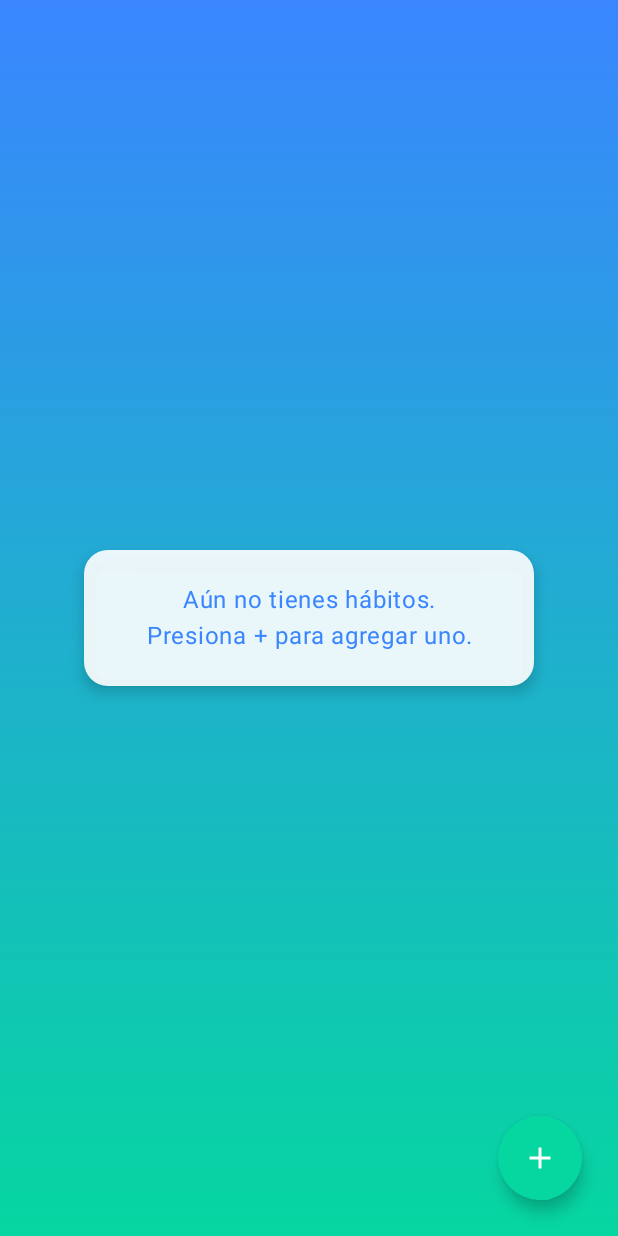
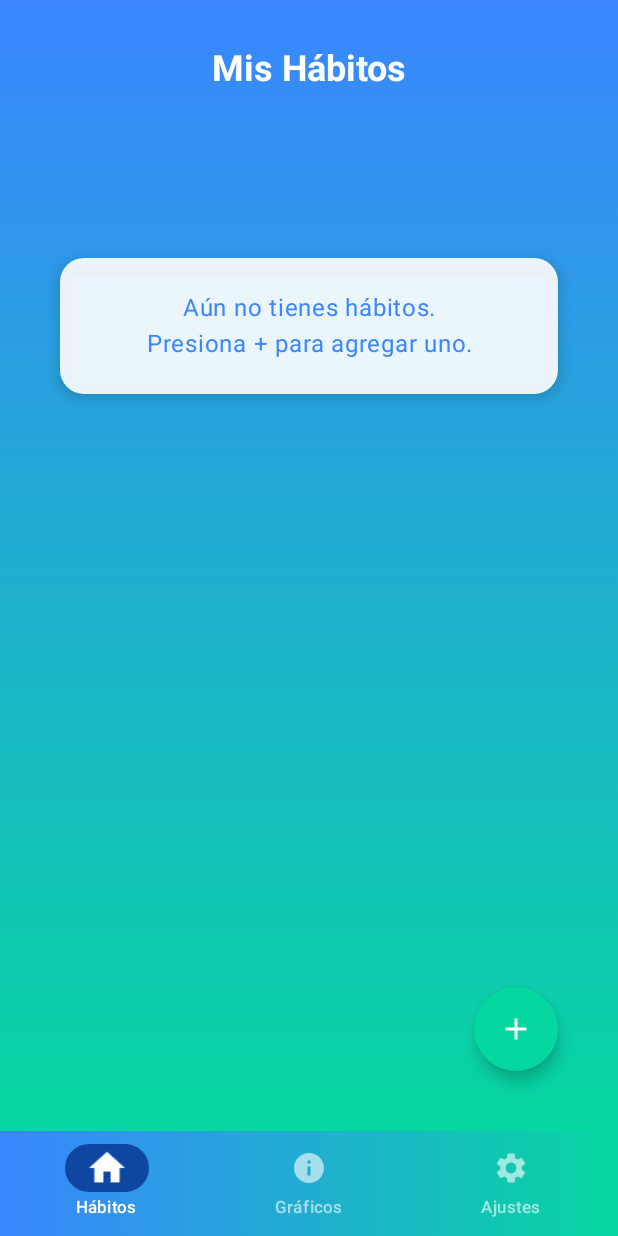
Before and after one commit to CarlosEduardoArcos/FitMind, an Android app built with Jetpack Compose: the screen it shows after launch (MainActivity), after a tap on "Entrar como invitado", on a phone screen of 412 x 824 dp. Run offline under Robolectric (Android 15) with nearby library versions, the phone set to English and light mode, and no system bars; 2 other taps on this screen came first.

Commit message:
Barra inferFITMIND FINAL: MODO OSCURO MANUAL + INTERFAZ FITNESS UNIFICADAior actualizada

```diff
--- a/app/src/main/java/com/example/fitmind/App.kt
+++ b/app/src/main/java/com/example/fitmind/App.kt
@@ -2,14 +2,23 @@ package com.example.fitmind
 
 import androidx.compose.material3.MaterialTheme
 import androidx.compose.material3.Surface
-import androidx.compose.runtime.Composable
+import androidx.compose.runtime.*
+import androidx.compose.runtime.saveable.rememberSaveable
+import androidx.navigation.compose.rememberNavController
 import com.example.fitmind.ui.theme.FitMindTheme
 
 @Composable
 fun App() {
-    FitMindTheme {
+    var darkTheme by rememberSaveable { mutableStateOf(false) }
+    val navController = rememberNavController()
+
+    FitMindTheme(darkTheme = darkTheme) {
         Surface(color = MaterialTheme.colorScheme.background) {
-            AppNavigation()
+            AppNavigation(
+                navController = navController,
+                darkTheme = darkTheme,
+                onToggleTheme = { darkTheme = !darkTheme }
+            )
         }
     }
 }
--- a/app/src/main/java/com/example/fitmind/MainActivity.kt
+++ b/app/src/main/java/com/example/fitmind/MainActivity.kt
@@ -3,10 +3,25 @@ package com.example.fitmind
 import android.os.Bundle
 import androidx.activity.ComponentActivity
 import androidx.activity.compose.setContent
+import androidx.compose.runtime.*
+import androidx.compose.runtime.saveable.rememberSaveable
+import androidx.navigation.compose.rememberNavController
+import com.example.fitmind.ui.theme.FitMindTheme
 
 class MainActivity : ComponentActivity() {
     override fun onCreate(savedInstanceState: Bundle?) {
         super.onCreate(savedInstanceState)
-        setContent { App() }
+        setContent {
+            var darkTheme by rememberSaveable { mutableStateOf(false) }
+            val navController = rememberNavController()
+
+            FitMindTheme(darkTheme = darkTheme) {
+                AppNavigation(
+                    navController = navController,
+                    darkTheme = darkTheme,
+                    onToggleTheme = { darkTheme = !darkTheme }
+                )
+            }
+        }
     }
 }
--- a/app/src/main/java/com/example/fitmind/Navigation.kt
+++ b/app/src/main/java/com/example/fitmind/Navigation.kt
@@ -1,11 +1,18 @@
 package com.example.fitmind
 
+import androidx.compose.foundation.layout.Box
+import androidx.compose.foundation.layout.fillMaxSize
+import androidx.compose.foundation.layout.padding
+import androidx.compose.material3.Scaffold
 import androidx.compose.runtime.Composable
+import androidx.compose.runtime.getValue
 import androidx.lifecycle.viewmodel.compose.viewModel
 import androidx.navigation.NavHostController
 import androidx.navigation.compose.NavHost
 import androidx.navigation.compose.composable
+import androidx.navigation.compose.currentBackStackEntryAsState
 import androidx.navigation.compose.rememberNavController
+import com.example.fitmind.ui.components.BottomNavigationBar
 import com.example.fitmind.ui.screens.AddHabitScreen
 import com.example.fitmind.ui.screens.DashboardsScreen
 import com.example.fitmind.ui.screens.HomeScreen
@@ -16,16 +23,35 @@ import com.example.fitmind.viewmodel.ChartViewModel
 import com.example.fitmind.viewmodel.HabitViewModel
 
 @Composable
-fun AppNavigation(navController: NavHostController = rememberNavController()) {
+fun AppNavigation(
+    navController: NavHostController = rememberNavController(),
+    darkTheme: Boolean,
+    onToggleTheme: () -> Unit
+) {
+    val backStackEntry by navController.currentBackStackEntryAsState()
+    val currentRoute = backStackEntry?.destination?.route
+
+    val showBottomBar = currentRoute !in listOf("splash", "login")
+
+    Scaffold(
+        bottomBar = {
+            if (showBottomBar) {
+                BottomNavigationBar(navController)
+            }
+        }
+    ) { innerPadding ->
+        Box(modifier = androidx.compose.ui.Modifier.padding(innerPadding)) {
             NavHost(
                 navController = navController,
                 startDestination = "splash"
             ) {
                 composable("splash") { SplashScreen(navController) }
-        composable("login") { LoginScreen(navController) }
+                composable("login") { LoginScreen(navController, darkTheme, onToggleTheme) }
                 composable("home") { HomeScreen(navController, viewModel<HabitViewModel>()) }
                 composable("addHabit") { AddHabitScreen(navController, viewModel<HabitViewModel>()) }
                 composable("dashboards") { DashboardsScreen(navController, viewModel<ChartViewModel>()) }
                 composable("settings") { SettingsScreen(navController) }
             }
         }
+    }
+}
--- a/app/src/main/java/com/example/fitmind/ui/screens/AddHabitScreen.kt
+++ b/app/src/main/java/com/example/fitmind/ui/screens/AddHabitScreen.kt
@@ -1,12 +1,18 @@
 package com.example.fitmind.ui.screens
 
 import android.widget.Toast
+import androidx.compose.foundation.background
 import androidx.compose.foundation.layout.Arrangement
+import androidx.compose.foundation.layout.Box
 import androidx.compose.foundation.layout.Column
 import androidx.compose.foundation.layout.fillMaxSize
 import androidx.compose.foundation.layout.fillMaxWidth
 import androidx.compose.foundation.layout.padding
+import androidx.compose.foundation.shape.RoundedCornerShape
 import androidx.compose.material3.Button
+import androidx.compose.material3.ButtonDefaults
+import androidx.compose.material3.Card
+import androidx.compose.material3.CardDefaults
 import androidx.compose.material3.MaterialTheme
 import androidx.compose.material3.OutlinedTextField
 import androidx.compose.material3.Text
@@ -15,8 +21,12 @@ import androidx.compose.runtime.getValue
 import androidx.compose.runtime.mutableStateOf
 import androidx.compose.runtime.remember
 import androidx.compose.runtime.setValue
+import androidx.compose.ui.Alignment
 import androidx.compose.ui.Modifier
+import androidx.compose.ui.graphics.Brush
+import androidx.compose.ui.graphics.Color
 import androidx.compose.ui.platform.LocalContext
+import androidx.compose.ui.text.font.FontWeight
 import androidx.compose.ui.unit.dp
 import androidx.navigation.NavController
 import com.example.fitmind.model.Habito
@@ -25,25 +35,66 @@ import com.example.fitmind.viewmodel.HabitViewModel
 @Composable
 fun AddHabitScreen(navController: NavController, habitViewModel: HabitViewModel) {
     val context = LocalContext.current
-    var nombre by remember { mutableStateOf("") }
-    var categoria by remember { mutableStateOf("") }
-    var frecuencia by remember { mutableStateOf("") }
+    var name by remember { mutableStateOf("") }
+    var category by remember { mutableStateOf("") }
+    var frequency by remember { mutableStateOf("") }
 
-    Column(
+    val gradient = Brush.verticalGradient(
+        colors = listOf(Color(0xFF3A86FF), Color(0xFF06D6A0)),
+        startY = 0f,
+        endY = Float.POSITIVE_INFINITY
+    )
+
+    Box(
         modifier = Modifier
             .fillMaxSize()
+            .background(gradient)
             .padding(24.dp),
+        contentAlignment = Alignment.Center
+    ) {
+        Card(
+            colors = CardDefaults.cardColors(containerColor = Color.White.copy(alpha = 0.95f)),
+            elevation = CardDefaults.cardElevation(defaultElevation = 8.dp),
+            shape = RoundedCornerShape(20.dp),
+            modifier = Modifier.fillMaxWidth()
+        ) {
+            Column(
+                modifier = Modifier.padding(24.dp),
+                horizontalAlignment = Alignment.CenterHorizontally,
                 verticalArrangement = Arrangement.spacedBy(16.dp)
             ) {
-        Text("Agregar nuevo hábito", style = MaterialTheme.typography.headlineSmall)
-        OutlinedTextField(value = nombre, onValueChange = { nombre = it }, label = { Text("Nombre") })
-        OutlinedTextField(value = categoria, onValueChange = { categoria = it }, label = { Text("Categoría") })
-        OutlinedTextField(value = frecuencia, onValueChange = { frecuencia = it }, label = { Text("Frecuencia (ej: diaria)") })
+                Text(
+                    text = "Agregar nuevo hábito",
+                    color = Color(0xFF3A86FF),
+                    style = MaterialTheme.typography.titleMedium,
+                    fontWeight = FontWeight.Bold
+                )
+
+                OutlinedTextField(
+                    value = name,
+                    onValueChange = { name = it },
+                    label = { Text("Nombre del hábito") },
+                    modifier = Modifier.fillMaxWidth()
+                )
+
+                OutlinedTextField(
+                    value = category,
+                    onValueChange = { category = it },
+                    label = { Text("Categoría") },
+                    modifier = Modifier.fillMaxWidth()
+                )
+
+                OutlinedTextField(
+                    value = frequency,
+                    onValueChange = { frequency = it },
+                    label = { Text("Frecuencia (ej. diaria)") },
+                    modifier = Modifier.fillMaxWidth()
+                )
 
                 Button(
                     onClick = {
-                if (nombre.isNotBlank() && categoria.isNotBlank() && frecuencia.isNotBlank()) {
-                    val nuevo = Habito("", nombre, categoria, frecuencia)
+                        if (name.isNotBlank() && category.isNotBlank() && frequency.isNotBlank()) {
+                            val nuevo = Habito("", name, category, frequency)
                             habitViewModel.addHabitLocal(nuevo)
                             Toast.makeText(context, "🏋️‍♀️ Hábito agregado", Toast.LENGTH_SHORT).show()
                             navController.navigate("home") {
@@ -51,9 +102,16 @@ fun AddHabitScreen(navController: NavController, habitViewModel: HabitViewModel)
                             }
                         }
                     },
-            modifier = Modifier.fillMaxWidth()
+                    modifier = Modifier.fillMaxWidth(),
+                    colors = ButtonDefaults.buttonColors(
+                        containerColor = Color(0xFF06D6A0),
+                        contentColor = Color.White
+                    ),
+                    shape = RoundedCornerShape(12.dp)
                 ) {
-            Text("Guardar hábito")
+                    Text("Guardar hábito", fontWeight = FontWeight.Bold)
                 }
             }
         }
+    }
+}
--- a/app/src/main/java/com/example/fitmind/ui/screens/HomeScreen.kt
+++ b/app/src/main/java/com/example/fitmind/ui/screens/HomeScreen.kt
@@ -7,8 +7,10 @@ import androidx.compose.foundation.layout.Arrangement
 import androidx.compose.foundation.layout.Box
 import androidx.compose.foundation.layout.Column
 import androidx.compose.foundation.layout.Row
+import androidx.compose.foundation.layout.Spacer
 import androidx.compose.foundation.layout.fillMaxSize
 import androidx.compose.foundation.layout.fillMaxWidth
+import androidx.compose.foundation.layout.height
 import androidx.compose.foundation.layout.padding
 import androidx.compose.foundation.lazy.LazyColumn
 import androidx.compose.foundation.lazy.items
@@ -62,17 +64,24 @@ fun HomeScreen(navController: NavController, habitViewModel: HabitViewModel) {
         modifier = Modifier
             .fillMaxSize()
             .background(gradient)
+            .padding(16.dp)
     ) {
+        Column(
+            horizontalAlignment = Alignment.CenterHorizontally,
+            modifier = Modifier.fillMaxSize()
+        ) {
+            Text(
+                text = "Mis Hábitos",
+                color = Color.White,
+                style = MaterialTheme.typography.headlineSmall.copy(fontWeight = FontWeight.Bold),
+                modifier = Modifier.padding(top = 16.dp, bottom = 8.dp)
+            )
+
             if (habits.isEmpty()) {
-            Box(
-                modifier = Modifier
-                    .fillMaxSize()
-                    .padding(32.dp),
-                contentAlignment = Alignment.Center
-            ) {
+                Spacer(modifier = Modifier.height(80.dp))
                 Card(
                     colors = CardDefaults.cardColors(containerColor = Color.White.copy(alpha = 0.9f)),
-                    elevation = CardDefaults.cardElevation(defaultElevation = 6.dp),
+                    elevation = CardDefaults.cardElevation(6.dp),
                     shape = RoundedCornerShape(16.dp),
                     modifier = Modifier.padding(24.dp)
                 ) {
@@ -86,18 +95,18 @@ fun HomeScreen(navController: NavController, habitViewModel: HabitViewModel) {
                         style = MaterialTheme.typography.bodyLarge
                     )
                 }
-            }
             } else {
                 LazyColumn(
                     modifier = Modifier
                         .fillMaxSize()
-                    .padding(horizontal = 16.dp, vertical = 8.dp)
+                        .padding(bottom = 60.dp)
                 ) {
                     items(habits) { habit ->
                         HabitCard(
                             habit = habit,
                             onDelete = { habitViewModel.deleteHabitLocal(habit) }
                         )
+                    }
                 }
             }
         }
--- a/app/src/main/java/com/example/fitmind/ui/screens/LoginScreen.kt
+++ b/app/src/main/java/com/example/fitmind/ui/screens/LoginScreen.kt
@@ -5,6 +5,9 @@ import androidx.compose.foundation.Image
 import androidx.compose.foundation.background
 import androidx.compose.foundation.layout.*
 import androidx.compose.foundation.shape.RoundedCornerShape
+import androidx.compose.material.icons.Icons
+import androidx.compose.material.icons.filled.Settings
+import androidx.compose.material.icons.filled.Info
 import androidx.compose.material3.*
 import androidx.compose.runtime.*
 import androidx.compose.ui.Alignment
@@ -23,13 +26,16 @@ import androidx.navigation.NavController
 import com.example.fitmind.R
 
 @Composable
-fun LoginScreen(navController: NavController) {
+fun LoginScreen(navController: NavController, darkTheme: Boolean, onToggleTheme: () -> Unit) {
     val context = LocalContext.current
     var email by remember { mutableStateOf("") }
     var password by remember { mutableStateOf("") }
 
     val gradient = Brush.verticalGradient(
-        colors = listOf(Color(0xFF3A86FF), Color(0xFF06D6A0)),
+        colors = if (darkTheme)
+            listOf(Color.Black, Color(0xFF1B1B1B))
+        else
+            listOf(Color(0xFF3A86FF), Color(0xFF06D6A0)),
         startY = 0f,
         endY = Float.POSITIVE_INFINITY
     )
@@ -38,15 +44,25 @@ fun LoginScreen(navController: NavController) {
         modifier = Modifier
             .fillMaxSize()
             .background(gradient)
-            .padding(horizontal = 24.dp),
-        contentAlignment = Alignment.Center
+            .padding(24.dp)
     ) {
+        // Botón modo oscuro/claro
+        IconButton(
+            onClick = onToggleTheme,
+            modifier = Modifier.align(Alignment.TopEnd)
+        ) {
+            Icon(
+                imageVector = if (darkTheme) Icons.Default.Settings else Icons.Default.Info,
+                contentDescription = "Cambiar tema",
+                tint = Color.White
+            )
+        }
+
         Column(
             horizontalAlignment = Alignment.CenterHorizontally,
-            verticalArrangement = Arrangement.spacedBy(20.dp),
-            modifier = Modifier.fillMaxWidth()
+            verticalArrangement = Arrangement.Center,
+            modifier = Modifier.fillMaxSize()
         ) {
-
             // Logo o ícono superior
             Image(
                 painter = painterResource(id = R.drawable.ic_launcher_foreground),
@@ -60,17 +76,11 @@ fun LoginScreen(navController: NavController) {
             Text(
                 text = "Bienvenido a FitMind 🧠",
                 color = Color.White,
-                fontWeight = FontWeight.Bold,
-                fontSize = 22.sp,
-                textAlign = TextAlign.Center
+                style = MaterialTheme.typography.headlineSmall,
+                fontWeight = FontWeight.Bold
             )
 
-            Text(
-                text = "Entrena tu mente, fortalece tus hábitos",
-                color = Color.White.copy(alpha = 0.9f),
-                fontSize = 14.sp,
-                textAlign = TextAlign.Center
-            )
+            Spacer(Modifier.height(24.dp))
 
             OutlinedTextField(
                 value = email,
@@ -79,9 +89,8 @@ fun LoginScreen(navController: NavController) {
                 modifier = Modifier.fillMaxWidth(),
                 colors = OutlinedTextFieldDefaults.colors(
                     focusedBorderColor = Color.White,
-                    unfocusedBorderColor = Color.White.copy(alpha = 0.6f),
-                    focusedLabelColor = Color.White,
-                    cursorColor = Color.White
+                    unfocusedBorderColor = Color.White.copy(alpha = 0.7f),
+                    focusedLabelColor = Color.White
                 )
             )
 
@@ -93,11 +102,12 @@ fun LoginScreen(navController: NavController) {
                 modifier = Modifier.fillMaxWidth(),
                 colors = OutlinedTextFieldDefaults.colors(
                     focusedBorderColor = Color.White,
-                    unfocusedBorderColor = Color.White.copy(alpha = 0.6f),
-                    focusedLabelColor = Color.White,
-                    cursorColor = Color.White
+                    unfocusedBorderColor = Color.White.copy(alpha = 0.7f),
+                    focusedLabelColor = Color.White
                 )
             )
+
+            Spacer(Modifier.height(16.dp))
 
             Button(
                 onClick = {
@@ -110,26 +120,21 @@ fun LoginScreen(navController: NavController) {
                         Toast.makeText(context, "Completa todos los campos", Toast.LENGTH_SHORT).show()
                     }
                 },
-                modifier = Modifier
-                    .fillMaxWidth()
-                    .height(50.dp),
+                modifier = Modifier.fillMaxWidth(),
                 colors = ButtonDefaults.buttonColors(
                     containerColor = Color.White,
                     contentColor = Color(0xFF3A86FF)
-                ),
-                shape = RoundedCornerShape(12.dp)
+                )
             ) {
                 Text("Iniciar sesión", fontWeight = FontWeight.Bold)
             }
 
-            TextButton(
-                onClick = {
-                    Toast.makeText(context, "Entrando en modo invitado", Toast.LENGTH_SHORT).show()
-                    navController.navigate("home") {
-                        popUpTo("login") { inclusive = true }
-                    }
+            TextButton(onClick = {
+                Toast.makeText(context, "Entrando en modo invitado", Toast.LENGTH_SHORT).show()
+                navController.navigate("home") {
+                    popUpTo("login") { inclusive = true }
                 }
-            ) {
+            }) {
                 Text("Entrar como invitado", color = Color.White)
             }
         }
--- a/app/src/main/java/com/example/fitmind/ui/theme/Theme.kt
+++ b/app/src/main/java/com/example/fitmind/ui/theme/Theme.kt
@@ -10,6 +10,7 @@ import androidx.compose.material3.dynamicLightColorScheme
 import androidx.compose.material3.lightColorScheme
 import androidx.compose.runtime.Composable
 import androidx.compose.runtime.SideEffect
+import androidx.compose.ui.graphics.Color
 import androidx.compose.ui.graphics.toArgb
 import androidx.compose.ui.platform.LocalContext
 import androidx.compose.ui.platform.LocalView
@@ -18,66 +19,57 @@ import androidx.core.view.WindowInsetsControllerCompat
 import androidx.core.view.WindowInsetsCompat
 
 private val DarkColorScheme = darkColorScheme(
-    primary = DarkPrimary,
-    onPrimary = DarkOnPrimary,
-    primaryContainer = DarkPrimaryContainer,
-    onPrimaryContainer = DarkOnPrimaryContainer,
-    secondary = DarkSecondary,
-    onSecondary = DarkOnSecondary,
-    secondaryContainer = DarkSecondaryContainer,
-    onSecondaryContainer = DarkOnSecondaryContainer,
-    tertiary = DarkTertiary,
-    onTertiary = DarkOnTertiary,
-    tertiaryContainer = DarkTertiaryContainer,
-    onTertiaryContainer = DarkOnTertiaryContainer,
-    background = DarkBackground,
-    onBackground = DarkOnBackground,
-    surface = DarkSurface,
-    onSurface = DarkOnSurface,
-    surfaceVariant = DarkSurfaceVariant,
-    onSurfaceVariant = DarkOnSurfaceVariant,
-    outline = DarkOutline,
-    outlineVariant = DarkOutlineVariant
+    primary = Color(0xFF06D6A0), // Verde neón para modo oscuro
+    onPrimary = Color.Black,
+    primaryContainer = Color(0xFF004D40),
+    onPrimaryContainer = Color(0xFF80CBC4),
+    secondary = Color(0xFF3A86FF), // Azul FitMind
+    onSecondary = Color.White,
+    secondaryContainer = Color(0xFF0D47A1),
+    onSecondaryContainer = Color(0xFFBBDEFB),
+    tertiary = Color(0xFFFF6B35), // Naranja fitness
+    onTertiary = Color.Black,
+    tertiaryContainer = Color(0xFF8B2C00),
+    onTertiaryContainer = Color(0xFFFFCCBC),
+    background = Color.Black, // Fondo negro puro
+    onBackground = Color.White,
+    surface = Color(0xFF1A1A1A), // Superficie muy oscura
+    onSurface = Color.White,
+    surfaceVariant = Color(0xFF2D2D2D),
+    onSurfaceVariant = Color(0xFFB0B0B0),
+    outline = Color(0xFF06D6A0), // Verde neón para bordes
+    outlineVariant = Color(0xFF404040)
 )
 
 private val LightColorScheme = lightColorScheme(
-    primary = LightPrimary,
-    onPrimary = LightOnPrimary,
-    primaryContainer = LightPrimaryContainer,
-    onPrimaryContainer = LightOnPrimaryContainer,
-    secondary = LightSecondary,
-    onSecondary = LightOnSecondary,
-    secondaryContainer = LightSecondaryContainer,
-    onSecondaryContainer = LightOnSecondaryContainer,
-    tertiary = LightTertiary,
-    onTertiary = LightOnTertiary,
-    tertiaryContainer = LightTertiaryContainer,
-    onTertiaryContainer = LightOnTertiaryContainer,
-    background = LightBackground,
-    onBackground = LightOnBackground,
-    surface = LightSurface,
-    onSurface = LightOnSurface,
-    surfaceVariant = LightSurfaceVariant,
-    onSurfaceVariant = LightOnSurfaceVariant,
-    outline = LightOutline,
-    outlineVariant = LightOutlineVariant
+    primary = Color(0xFF3A86FF), // Azul FitMind
+    onPrimary = Color.White,
+    primaryContainer = Color(0xFFE3F2FD),
+    onPrimaryContainer = Color(0xFF001A2C),
+    secondary = Color(0xFF06D6A0), // Verde energía
+    onSecondary = Color.Black,
+    secondaryContainer = Color(0xFFE0F7F4),
+    onSecondaryContainer = Color(0xFF00201C),
+    tertiary = Color(0xFFFF6B35), // Naranja fitness
+    onTertiary = Color.White,
+    tertiaryContainer = Color(0xFFFFE5E0),
+    onTertiaryContainer = Color(0xFF2C0B00),
+    background = Color(0xFFF7F9FB), // Fondo claro fitness
+    onBackground = Color(0xFF2D3748),
+    surface = Color.White,
+    onSurface = Color(0xFF2D3748),
+    surfaceVariant = Color(0xFFE2E8F0),
+    onSurfaceVariant = Color(0xFF4A5568),
+    outline = Color(0xFF718096),
+    outlineVariant = Color(0xFFCBD5E0)
 )
 
 @Composable
 fun FitMindTheme(
-    darkTheme: Boolean = isSystemInDarkTheme(),
-    // Dynamic color is available on Android 12+
-    dynamicColor: Boolean = false, // Disabled to use custom colors
+    darkTheme: Boolean,
     content: @Composable () -> Unit
 ) {
-    val colorScheme = when {
-        dynamicColor && Build.VERSION.SDK_INT >= Build.VERSION_CODES.S -> {
-            val context = LocalContext.current
-            if (darkTheme) dynamicDarkColorScheme(context) else dynamicLightColorScheme(context)
-        }
-        darkTheme -> DarkColorScheme
-        else -> LightColorScheme
-    }
+    val colorScheme = if (darkTheme) DarkColorScheme else LightColorScheme
 
     val view = LocalView.current
     if (!view.isInEditMode) {
```
Also changed, not shown: 4 other files. Lines whose indentation alone changed are shown as unchanged.
